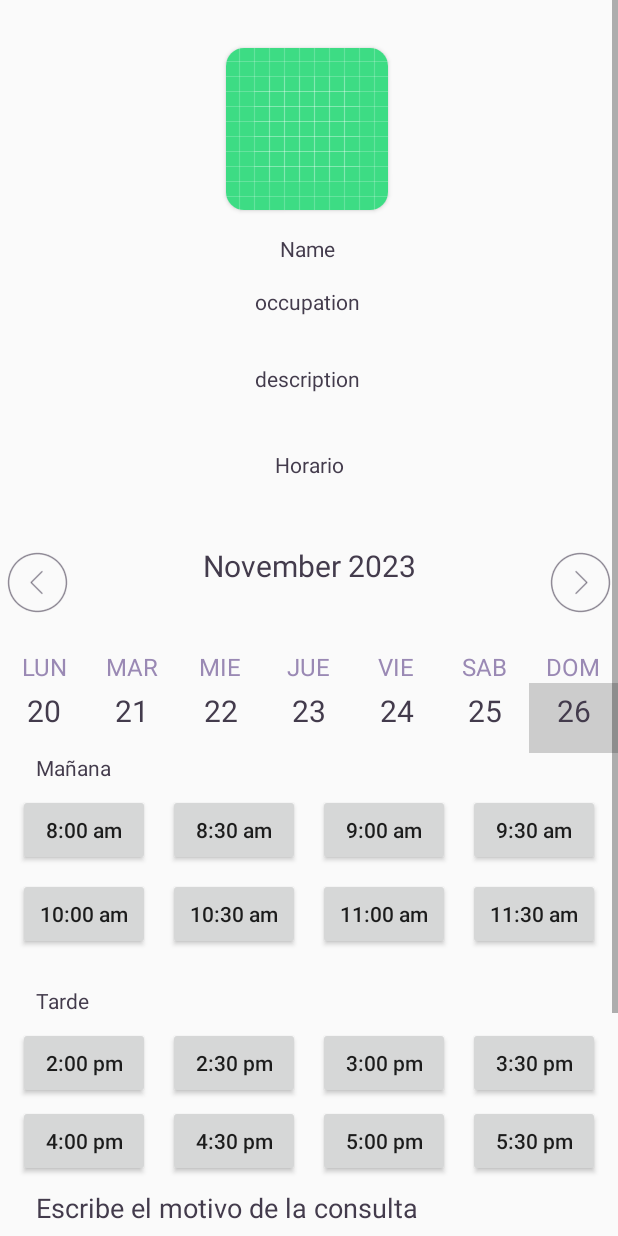
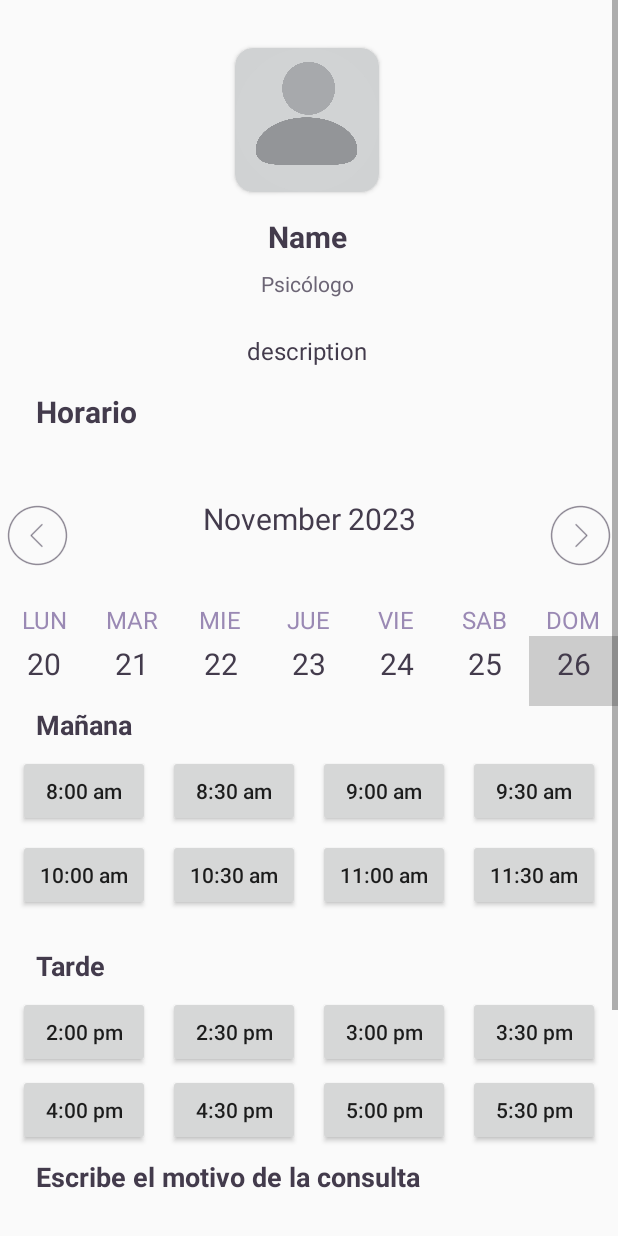
Before and after one commit to AngelicaCorrales/IcesiCare, an Android app: the fragment MakeAppointmentPsychDetailFragment shown on its own in the app's theme, on a phone screen of 412 x 824 dp. Run offline under Robolectric (Android 15) with nearby library versions, the light colour scheme and no system bars; Roboto replaces fonts that are not available here.

Commit message:
Make appointment psyc detail xml modified

```diff
--- a/app/src/main/res/layout/fragment_make_appointment_psych_detail.xml
+++ b/app/src/main/res/layout/fragment_make_appointment_psych_detail.xml
@@ -7,7 +7,7 @@
 
     <ScrollView
         android:layout_width="match_parent"
-        android:layout_height="match_parent" >
+        android:layout_height="match_parent">
 
         <LinearLayout
             android:layout_width="match_parent"
@@ -16,57 +16,63 @@
 
             <androidx.constraintlayout.widget.ConstraintLayout
                 android:layout_width="409dp"
-                android:layout_height="300dp">
+                android:layout_height="wrap_content"
+                android:paddingBottom="16dp">
 
                 <androidx.cardview.widget.CardView
                     android:id="@+id/cardView3"
                     android:layout_width="wrap_content"
                     android:layout_height="wrap_content"
                     android:layout_marginTop="32dp"
+                    app:cardBackgroundColor="#D0D2D3"
                     app:cardCornerRadius="12dp"
                     app:layout_constraintEnd_toEndOf="parent"
                     app:layout_constraintStart_toStartOf="parent"
                     app:layout_constraintTop_toTopOf="parent">
 
                     <ImageView
-                        android:id="@+id/imageView"
-                        android:layout_width="wrap_content"
-                        android:layout_height="wrap_content"
-                        android:src="@drawable/ic_launcher_background" />
+                        android:id="@+id/imagePsycIV"
+                        android:layout_width="96dp"
+                        android:layout_height="96dp"
+                        android:src="@drawable/default_profile_img" />
                 </androidx.cardview.widget.CardView>
 
                 <TextView
-                    android:id="@+id/textView"
-                    android:layout_width="wrap_content"
-                    android:layout_height="wrap_content"
-                    android:layout_marginTop="16dp"
-                    android:text="occupation"
-                    android:textColor="@color/black"
-                    app:layout_constraintEnd_toEndOf="@+id/textView2"
-                    app:layout_constraintStart_toStartOf="@+id/textView2"
-                    app:layout_constraintTop_toBottomOf="@+id/textView2" />
-
-                <TextView
-                    android:id="@+id/textView2"
+                    android:id="@+id/namePsycTV"
                     android:layout_width="wrap_content"
                     android:layout_height="wrap_content"
                     android:layout_marginTop="16dp"
                     android:text="Name"
                     android:textColor="@color/black"
+                    android:textSize="20sp"
+                    android:textStyle="bold"
                     app:layout_constraintEnd_toEndOf="@+id/cardView3"
                     app:layout_constraintStart_toStartOf="@+id/cardView3"
                     app:layout_constraintTop_toBottomOf="@+id/cardView3" />
 
                 <TextView
-                    android:id="@+id/textView3"
+                    android:id="@+id/descriptionPsycTV"
+                    android:layout_width="300dp"
+                    android:layout_height="wrap_content"
+                    android:layout_marginTop="24dp"
+                    android:gravity="center"
+                    android:text="description"
+                    android:textColor="@color/black"
+                    android:textSize="16sp"
+                    app:layout_constraintEnd_toEndOf="parent"
+                    app:layout_constraintStart_toStartOf="parent"
+                    app:layout_constraintTop_toBottomOf="@+id/rolePsycTV" />
+
+                <TextView
+                    android:id="@+id/rolePsycTV"
                     android:layout_width="wrap_content"
                     android:layout_height="wrap_content"
-                    android:layout_marginTop="32dp"
-                    android:text="description"
-                    android:textColor="@color/black"
-                    app:layout_constraintEnd_toEndOf="parent"
-                    app:layout_constraintStart_toStartOf="parent"
-                    app:layout_constraintTop_toBottomOf="@+id/textView" />
+                    android:layout_marginTop="8dp"
+                    android:text="Psicólogo"
+                    android:textColor="#6C6575"
+                    app:layout_constraintEnd_toEndOf="@+id/namePsycTV"
+                    app:layout_constraintStart_toStartOf="@+id/namePsycTV"
+                    app:layout_constraintTop_toBottomOf="@+id/namePsycTV" />
             </androidx.constraintlayout.widget.ConstraintLayout>
 
             <androidx.constraintlayout.widget.ConstraintLayout
@@ -77,9 +83,11 @@
                     android:id="@+id/textView6"
                     android:layout_width="wrap_content"
                     android:layout_height="wrap_content"
+                    android:layout_marginStart="24dp"
                     android:text="Horario"
                     android:textColor="@color/black"
-                    app:layout_constraintEnd_toEndOf="parent"
+                    android:textSize="20sp"
+                    android:textStyle="bold"
                     app:layout_constraintStart_toStartOf="parent"
                     app:layout_constraintTop_toTopOf="parent" />
 
@@ -103,6 +111,8 @@
                     android:layout_marginTop="24dp"
                     android:text="Tarde"
                     android:textColor="@color/black"
+                    android:textSize="18sp"
+                    android:textStyle="bold"
                     app:layout_constraintStart_toStartOf="parent"
                     app:layout_constraintTop_toBottomOf="@+id/button6" />
 
@@ -113,6 +123,8 @@
                     android:layout_marginStart="24dp"
                     android:text="Mañana"
                     android:textColor="@color/black"
+                    android:textSize="18sp"
+                    android:textStyle="bold"
                     app:layout_constraintStart_toStartOf="parent"
                     app:layout_constraintTop_toBottomOf="@+id/weeklyCalendar" />
 
@@ -312,7 +324,8 @@
 
             <androidx.constraintlayout.widget.ConstraintLayout
                 android:layout_width="match_parent"
-                android:layout_height="match_parent">
+                android:layout_height="match_parent"
+                android:paddingBottom="24dp">
 
                 <TextView
                     android:id="@+id/textView7"
@@ -323,11 +336,12 @@
                     android:text="Escribe el motivo de la consulta"
                     android:textColor="@color/black"
                     android:textSize="18sp"
+                    android:textStyle="bold"
                     app:layout_constraintStart_toStartOf="parent"
                     app:layout_constraintTop_toTopOf="parent" />
 
                 <EditText
-                    android:id="@+id/editTextTextMultiLine"
+                    android:id="@+id/motiveDescTV"
                     android:layout_width="0dp"
                     android:layout_height="100dp"
                     android:layout_marginStart="24dp"
@@ -345,7 +359,7 @@
                     app:layout_constraintTop_toBottomOf="@+id/textView7" />
 
                 <Button
-                    android:id="@+id/button"
+                    android:id="@+id/makeAppoBtn"
                     android:layout_width="match_parent"
                     android:layout_height="wrap_content"
                     android:layout_marginStart="24dp"
@@ -358,7 +372,7 @@
                     android:textSize="16sp"
                     app:layout_constraintEnd_toEndOf="parent"
                     app:layout_constraintStart_toStartOf="parent"
-                    app:layout_constraintTop_toBottomOf="@+id/editTextTextMultiLine" />
+                    app:layout_constraintTop_toBottomOf="@+id/motiveDescTV" />
 
             </androidx.constraintlayout.widget.ConstraintLayout>
 
```
